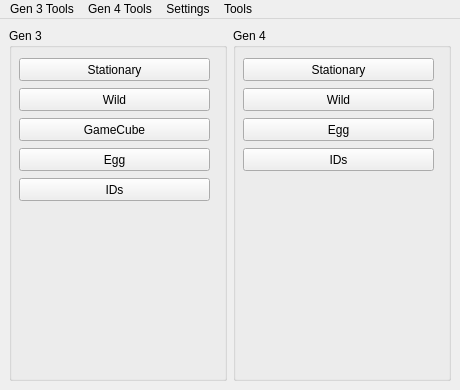
Admiral-Fish/PokeFinder, file Forms/MainWindow.ui: the form before one commit.
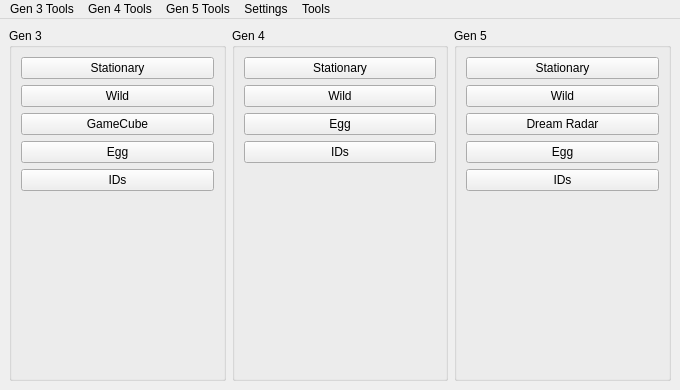
The form after the commit. Icons and pictures are not drawn.

Commit message: MainWindow UI Foundation

What changed in the file:
```diff
--- a/Forms/MainWindow.ui
+++ b/Forms/MainWindow.ui
@@ -6,19 +6,19 @@
    <rect>
     <x>0</x>
     <y>0</y>
-    <width>460</width>
+    <width>680</width>
     <height>390</height>
    </rect>
   </property>
   <property name="minimumSize">
    <size>
-    <width>460</width>
+    <width>680</width>
     <height>390</height>
    </size>
   </property>
   <property name="maximumSize">
    <size>
-    <width>460</width>
+    <width>680</width>
     <height>390</height>
    </size>
   </property>
@@ -36,71 +36,56 @@
       <property name="title">
        <string>Gen 3</string>
       </property>
-      <widget class="QPushButton" name="pushButtonStationary3">
-       <property name="geometry">
-        <rect>
-         <x>10</x>
-         <y>30</y>
-         <width>191</width>
-         <height>23</height>
-        </rect>
-       </property>
-       <property name="text">
-        <string>Stationary</string>
-       </property>
-      </widget>
-      <widget class="QPushButton" name="pushButtonWild3">
-       <property name="geometry">
-        <rect>
-         <x>10</x>
-         <y>60</y>
-         <width>191</width>
-         <height>23</height>
-        </rect>
-       </property>
-       <property name="text">
-        <string>Wild</string>
-       </property>
-      </widget>
-      <widget class="QPushButton" name="pushButtonEgg3">
-       <property name="geometry">
-        <rect>
-         <x>10</x>
-         <y>120</y>
-         <width>191</width>
-         <height>23</height>
-        </rect>
-       </property>
-       <property name="text">
-        <string>Egg</string>
-       </property>
-      </widget>
-      <widget class="QPushButton" name="pushButtonIDs3">
-       <property name="geometry">
-        <rect>
-         <x>10</x>
-         <y>150</y>
-         <width>191</width>
-         <height>23</height>
-        </rect>
-       </property>
-       <property name="text">
-        <string>IDs</string>
-       </property>
-      </widget>
-      <widget class="QPushButton" name="pushButtonGameCube">
-       <property name="geometry">
-        <rect>
-         <x>10</x>
-         <y>90</y>
-         <width>191</width>
-         <height>23</height>
-        </rect>
-       </property>
-       <property name="text">
-        <string>GameCube</string>
-       </property>
-      </widget>
+      <layout class="QGridLayout" name="gridLayout_2">
+       <item row="3" column="0">
+        <widget class="QPushButton" name="pushButtonEgg3">
+         <property name="text">
+          <string>Egg</string>
+         </property>
+        </widget>
+       </item>
+       <item row="0" column="0">
+        <widget class="QPushButton" name="pushButtonStationary3">
+         <property name="text">
+          <string>Stationary</string>
+         </property>
+        </widget>
+       </item>
+       <item row="2" column="0">
+        <widget class="QPushButton" name="pushButtonGameCube">
+         <property name="text">
+          <string>GameCube</string>
+         </property>
+        </widget>
+       </item>
+       <item row="4" column="0">
+        <widget class="QPushButton" name="pushButtonIDs3">
+         <property name="text">
+          <string>IDs</string>
+         </property>
+        </widget>
+       </item>
+       <item row="1" column="0">
+        <widget class="QPushButton" name="pushButtonWild3">
+         <property name="text">
+          <string>Wild</string>
+         </property>
+        </widget>
+       </item>
+       <item row="5" column="0">
+        <spacer name="verticalSpacerGen3">
+         <property name="orientation">
+          <enum>Qt::Vertical</enum>
+         </property>
+         <property name="sizeHint" stdset="0">
+          <size>
+           <width>20</width>
+           <height>40</height>
+          </size>
+         </property>
+        </spacer>
+       </item>
+      </layout>
      </widget>
     </item>
     <item row="0" column="1">
@@ -108,58 +93,106 @@
       <property name="title">
        <string>Gen 4</string>
       </property>
-      <widget class="QPushButton" name="pushButtonStationary4">
-       <property name="geometry">
-        <rect>
-         <x>10</x>
-         <y>30</y>
-         <width>191</width>
-         <height>23</height>
-        </rect>
-       </property>
-       <property name="text">
-        <string>Stationary</string>
-       </property>
-      </widget>
-      <widget class="QPushButton" name="pushButtonWild4">
-       <property name="geometry">
-        <rect>
-         <x>10</x>
-         <y>60</y>
-         <width>191</width>
-         <height>23</height>
-        </rect>
-       </property>
-       <property name="text">
-        <string>Wild</string>
-       </property>
-      </widget>
-      <widget class="QPushButton" name="pushButtonEgg4">
-       <property name="geometry">
-        <rect>
-         <x>10</x>
-         <y>90</y>
-         <width>191</width>
-         <height>23</height>
-        </rect>
-       </property>
-       <property name="text">
-        <string>Egg</string>
-       </property>
-      </widget>
-      <widget class="QPushButton" name="pushButtonIDs4">
-       <property name="geometry">
-        <rect>
-         <x>10</x>
-         <y>120</y>
-         <width>191</width>
-         <height>23</height>
-        </rect>
-       </property>
-       <property name="text">
-        <string>IDs</string>
-       </property>
-      </widget>
+      <layout class="QGridLayout" name="gridLayout_3">
+       <item row="2" column="0">
+        <widget class="QPushButton" name="pushButtonEgg4">
+         <property name="text">
+          <string>Egg</string>
+         </property>
+        </widget>
+       </item>
+       <item row="4" column="0">
+        <spacer name="verticalSpacerGen4">
+         <property name="orientation">
+          <enum>Qt::Vertical</enum>
+         </property>
+         <property name="sizeHint" stdset="0">
+          <size>
+           <width>20</width>
+           <height>40</height>
+          </size>
+         </property>
+        </spacer>
+       </item>
+       <item row="1" column="0">
+        <widget class="QPushButton" name="pushButtonWild4">
+         <property name="text">
+          <string>Wild</string>
+         </property>
+        </widget>
+       </item>
+       <item row="0" column="0">
+        <widget class="QPushButton" name="pushButtonStationary4">
+         <property name="text">
+          <string>Stationary</string>
+         </property>
+        </widget>
+       </item>
+       <item row="3" column="0">
+        <widget class="QPushButton" name="pushButtonIDs4">
+         <property name="text">
+          <string>IDs</string>
+         </property>
+        </widget>
+       </item>
+      </layout>
+     </widget>
+    </item>
+    <item row="0" column="2">
+     <widget class="QGroupBox" name="groupBoxGen5">
+      <property name="title">
+       <string>Gen 5</string>
+      </property>
+      <layout class="QGridLayout" name="gridLayout_4">
+       <item row="2" column="0">
+        <widget class="QPushButton" name="pushButtonDreamRadar">
+         <property name="text">
+          <string>Dream Radar</string>
+         </property>
+        </widget>
+       </item>
+       <item row="1" column="0">
+        <widget class="QPushButton" name="pushButtonWild5">
+         <property name="text">
+          <string>Wild</string>
+         </property>
+        </widget>
+       </item>
+       <item row="4" column="0">
+        <widget class="QPushButton" name="pushButtonIDs5">
+         <property name="text">
+          <string>IDs</string>
+         </property>
+        </widget>
+       </item>
+       <item row="3" column="0">
+        <widget class="QPushButton" name="pushButtonEgg5">
+         <property name="text">
+          <string>Egg</string>
+         </property>
+        </widget>
+       </item>
+       <item row="0" column="0">
+        <widget class="QPushButton" name="pushButtonStationary5">
+         <property name="text">
+          <string>Stationary</string>
+         </property>
+        </widget>
+       </item>
+       <item row="5" column="0">
+        <spacer name="verticalSpacerGen5">
+         <property name="orientation">
+          <enum>Qt::Vertical</enum>
+         </property>
+         <property name="sizeHint" stdset="0">
+          <size>
+           <width>20</width>
+           <height>40</height>
+          </size>
+         </property>
+        </spacer>
+       </item>
+      </layout>
      </widget>
     </item>
    </layout>
@@ -169,7 +202,7 @@
     <rect>
      <x>0</x>
      <y>0</y>
-     <width>460</width>
+     <width>680</width>
      <height>21</height>
     </rect>
    </property>
@@ -228,8 +261,14 @@
     <addaction name="menuLanguage"/>
     <addaction name="menuStyle"/>
    </widget>
+   <widget class="QMenu" name="menuGen_5_Tools">
+    <property name="title">
+     <string>Gen 5 Tools</string>
+    </property>
+   </widget>
    <addaction name="menuGen3Tools"/>
    <addaction name="menuGen4Tools"/>
+   <addaction name="menuGen_5_Tools"/>
    <addaction name="menuSettings"/>
    <addaction name="menuTools"/>
   </widget>
```
Left out of the diff: 16 changed lines with no effect on the pictures. The commit also changes 2 other files.
